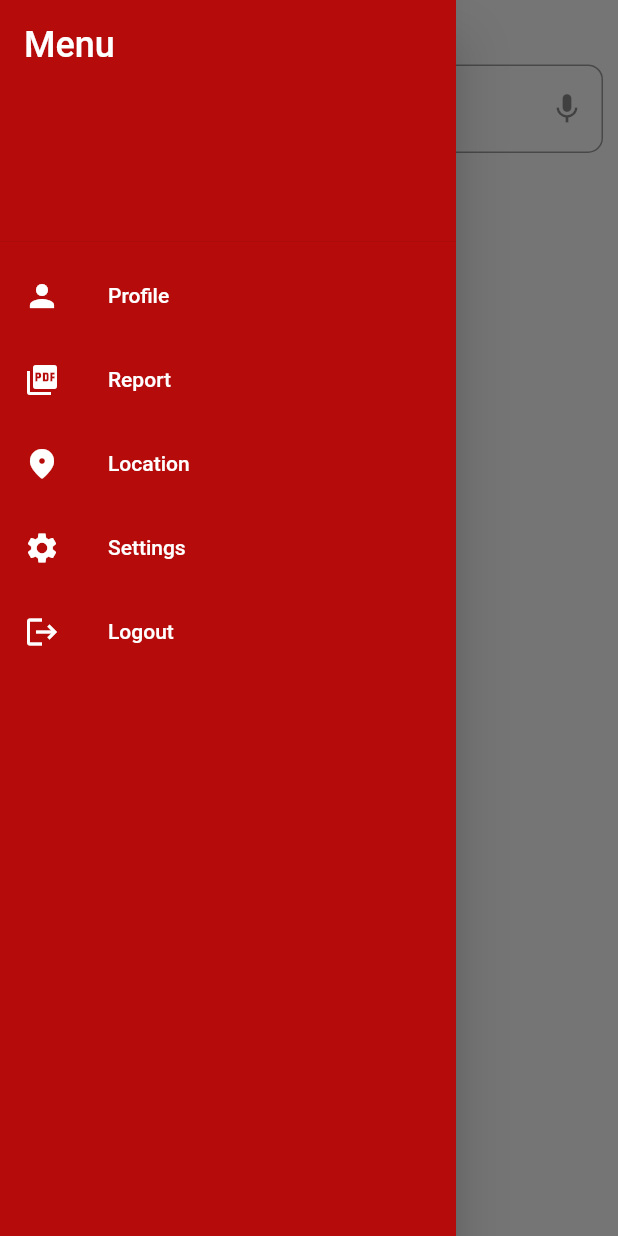
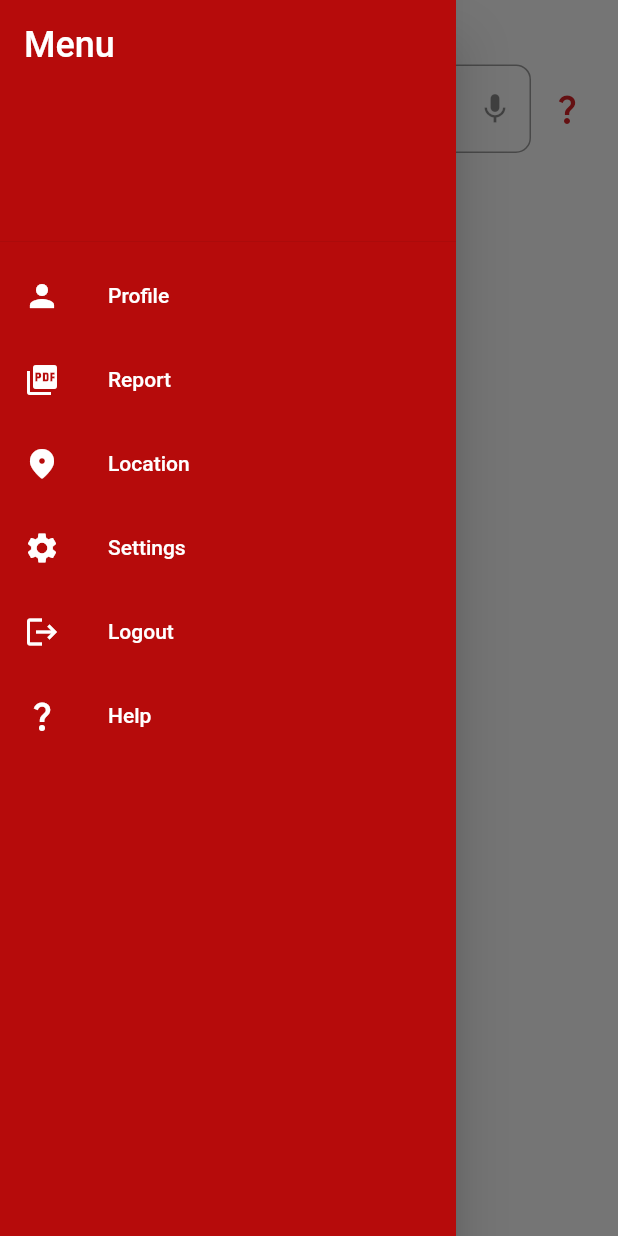
Before and after one commit to ThakaliAnkeet/login_page, a Flutter app: the CustHome screen opened by its route, in the side drawer, after a tap on the "menu" icon, on a phone screen of 412 x 824 dp. Run offline on Flutter 3.47's test engine with Material 2 defaults, Android fonts, the phone set to English and light mode, and no system bars; our stand-ins replace avatar_glow, cached_network_image, cloud_firestore, dio, file_picker, firebase_auth and 15 more; missing offline and left inert: base58check, flutter_cube, flutter_email_sender, mailer, tutorial_coach_mark; accounts and stored records are empty.

```diff
--- a/lib/Homepages/Custhome.dart
+++ b/lib/Homepages/Custhome.dart
@@ -1,32 +1,20 @@
-import 'dart:ui';
-
+import 'package:cloud_firestore/cloud_firestore.dart';
 import 'package:firebase_auth/firebase_auth.dart';
 import 'package:flutter/material.dart';
-import 'package:flutter_cube/flutter_cube.dart';
 import 'package:google_fonts/google_fonts.dart';
-import 'package:login_page/CustomerTasks/requestforrent.dart';
-import 'package:login_page/CustomerTasks/requestvisit.dart';
-import 'package:login_page/CustomerTasks/viewvacantflat.dart';
-import 'package:login_page/Homepages/3dview.dart';
 import 'package:login_page/Homepages/ImageScrollview.dart';
 import 'package:login_page/Homepages/Imagelistview.dart';
 import 'package:login_page/Homepages/Report.dart';
 import 'package:login_page/Homepages/ServiceImageScrollview.dart';
 import 'package:login_page/Homepages/Setting.dart';
 import 'package:login_page/Homepages/Userprofile.dart';
+import 'package:login_page/Homepages/in_app_tour_target.dart';
 import 'package:login_page/Homepages/location.dart';
 import 'package:login_page/Homepages/servicelist.dart';
-import 'package:login_page/forgotpassword.dart';
-import 'package:login_page/profilepage.dart';
-import 'package:flutter/gestures.dart';
-import 'package:flutter/rendering.dart';
-import 'package:flutter/widgets.dart';
-import 'package:model_viewer_plus/model_viewer_plus.dart';
-import 'package:speech_to_text/speech_recognition_result.dart';
 import 'package:speech_to_text/speech_to_text.dart';
-import 'package:permission_handler/permission_handler.dart';
-import 'package:speech_to_text/speech_to_text.dart' as stt;
 import 'package:avatar_glow/avatar_glow.dart';
+import 'package:showcaseview/showcaseview.dart';
+import 'package:tutorial_coach_mark/tutorial_coach_mark.dart';
 
 class CustHome extends StatefulWidget {
   @override
@@ -34,6 +22,7 @@ class CustHome extends StatefulWidget {
 }
 
 class _CustHomeState extends State<CustHome> {
+  bool showTutorial = true;
   bool showHouses = true;
   bool showServices = false;
   bool showMicrophoneAvatar = false;
@@ -42,9 +31,97 @@ class _CustHomeState extends State<CustHome> {
   final _searchController = TextEditingController();
   var text = 'Hold the button and start speaking';
 
+  final menukey = GlobalKey();
+  final searchkey = GlobalKey();
+  final profilekey = GlobalKey();
+  final locationkey = GlobalKey();
+  final reportkey = GlobalKey();
+  final settingskey = GlobalKey();
+  final logoutkey = GlobalKey();
+  final navigationkey = GlobalKey();
+  final scrollkey = GlobalKey();
+  final listkey = GlobalKey();
+
+  late TutorialCoachMark tutorialCoachMark1;
+  late TutorialCoachMark tutorialCoachMark2;
+
+  void _initCusthometargets() {
+    tutorialCoachMark1 = TutorialCoachMark(
+        targets: CusthomeTargets(
+            menukey: menukey,
+            searchkey: searchkey,
+            navigationkey: navigationkey,
+            scrollkey: scrollkey,
+            listkey: listkey),
+        colorShadow: Color(0xFF858585),
+        paddingFocus: 10,
+        hideSkip: false,
+        opacityShadow: 0.8,
+        onFinish: () {
+          print('Completed');
+        });
+  }
+
+  void _initsidebartargets() {
+    tutorialCoachMark2 = TutorialCoachMark(
+        targets: CusthomesideTargets(
+            profilekey: profilekey,
+            reportkey: reportkey,
+            locationkey: locationkey,
+            settingskey: settingskey,
+            logoutkey: logoutkey),
+        colorShadow: Color(0xFF858585),
+        paddingFocus: 10,
+        hideSkip: false,
+        opacityShadow: 0.8,
+        onFinish: () {
+          print('Completed');
+        });
+  }
+
+  void _showHomeTour() {
+    Future.delayed(const Duration(seconds: 1), () {
+      tutorialCoachMark1.show(context: context);
+    });
+  }
+
+  void _showsideTour() {
+    Future.delayed(const Duration(seconds: 1), () {
+      tutorialCoachMark2.show(context: context);
+    });
+  }
+
   @override
   void initState() {
     super.initState();
+    checkFirstLoginStatus();
+    _initCusthometargets();
+    _initsidebartargets();
+  }
+
+  Future<void> checkFirstLoginStatus() async {
+    User? user = FirebaseAuth.instance.currentUser;
+    if (user != null) {
+      DocumentSnapshot<Map<String, dynamic>> snapshot = await FirebaseFirestore
+          .instance
+          .collection('Customers')
+          .doc(user.uid)
+          .get();
+      bool firstLogin = snapshot.data()?['firstlogin'] ?? true;
+
+      if (firstLogin) {
+        // Show the tutorial
+        setState(() {
+          showTutorial = true;
+        });
+
+        // Update the 'firstlogin' field in Firestore to false
+        await FirebaseFirestore.instance
+            .collection('Customers')
+            .doc(user.uid)
+            .update({'firstlogin': false});
+      }
+    }
   }
 
   void _showVoicePrompt() {
@@ -166,6 +243,7 @@ class _CustHomeState extends State<CustHome> {
                 ),
               ),
               ListTile(
+                key: profilekey,
                 leading: Icon(
                   Icons.person,
                   color: Colors.white,
@@ -185,6 +263,7 @@ class _CustHomeState extends State<CustHome> {
                 },
               ),
               ListTile(
+                key: reportkey,
                 leading: Icon(
                   Icons.picture_as_pdf,
                   color: Colors.white,
@@ -204,6 +283,7 @@ class _CustHomeState extends State<CustHome> {
                 },
               ),
               ListTile(
+                key: locationkey,
                 leading: Icon(
                   Icons.location_on_rounded,
                   color: Colors.white,
@@ -223,6 +303,7 @@ class _CustHomeState extends State<CustHome> {
                 },
               ),
               ListTile(
+                key: settingskey,
                 leading: Icon(
                   Icons.settings,
                   color: Colors.white,
@@ -242,6 +323,7 @@ class _CustHomeState extends State<CustHome> {
                 },
               ),
               ListTile(
+                key: logoutkey,
                 leading: Icon(Icons.logout, color: Colors.white),
                 title: Text(
                   'Logout',
@@ -250,6 +332,16 @@ class _CustHomeState extends State<CustHome> {
                   ),
                 ),
                 onTap: () => _signOut(context),
+              ),
+              ListTile(
+                leading: Icon(Icons.question_mark_sharp, color: Colors.white),
+                title: Text(
+                  'Help',
+                  style: TextStyle(
+                    color: Colors.white, // Set the text color to white
+                  ),
+                ),
+                onTap: () => _showsideTour(),
               ),
             ],
           ),
@@ -268,6 +360,7 @@ class _CustHomeState extends State<CustHome> {
                 children: [
                   Builder(builder: (BuildContext context) {
                     return IconButton(
+                      key: menukey,
                       icon: Icon(Icons.menu),
                       onPressed: () {
                         // Open drawer menu
@@ -276,6 +369,7 @@ class _CustHomeState extends State<CustHome> {
                     );
                   }),
                   Expanded(
+                    key: searchkey,
                     child: TextField(
                       controller: _searchController,
                       decoration: InputDecoration(
@@ -294,10 +388,18 @@ class _CustHomeState extends State<CustHome> {
                                   icon: Icon(Icons.mic))),
                     ),
                   ),
+                  IconButton(
+                    onPressed: () {
+                      _showHomeTour();
+                    },
+                    icon: Icon(Icons.question_mark_sharp),
+                    color: Color(0xFFDB2227),
+                  )
                 ],
               ),
             ),
             Padding(
+              key: navigationkey,
               padding: const EdgeInsets.all(20.0),
               child: Row(
                 children: [
@@ -386,6 +488,7 @@ class _CustHomeState extends State<CustHome> {
             ),
             if (showServices)
               Padding(
+                key: scrollkey,
                 padding: const EdgeInsets.only(left: 5),
                 child: Container(
                   child: ServiceImageScrollView(),
@@ -408,6 +511,7 @@ class _CustHomeState extends State<CustHome> {
               ),
             if (showServices)
               Padding(
+                key: listkey,
                 padding: const EdgeInsets.only(left: 5),
                 child: Container(
                   height: 300,
@@ -416,6 +520,7 @@ class _CustHomeState extends State<CustHome> {
               ),
             if (showHouses)
               Padding(
+                key: scrollkey,
                 padding: const EdgeInsets.only(left: 5),
                 child: Container(
                   child: ImageScrollView(),
@@ -438,6 +543,7 @@ class _CustHomeState extends State<CustHome> {
               ),
             if (showHouses)
               Padding(
+                key: listkey,
                 padding: const EdgeInsets.only(left: 5),
                 child: Container(
                   height: 300,
--- /dev/null
+++ b/lib/Homepages/in_app_tour_target.dart
@@ -0,0 +1,327 @@
+import 'package:flutter/material.dart';
+import 'package:tutorial_coach_mark/tutorial_coach_mark.dart';
+
+List<TargetFocus> CusthomeTargets({
+  required GlobalKey menukey,
+  required GlobalKey searchkey,
+  required GlobalKey navigationkey,
+  required GlobalKey scrollkey,
+  required GlobalKey listkey,
+}) {
+  List<TargetFocus> targets = [];
+  // search
+  targets.add(
+    TargetFocus(
+      keyTarget: searchkey,
+      alignSkip: Alignment.topRight,
+      radius: 10,
+      shape: ShapeLightFocus.RRect,
+      contents: [
+        TargetContent(
+          align: ContentAlign.bottom,
+          builder: (context, controller) {
+            return Container(
+              alignment: Alignment.center,
+              child: Column(
+                mainAxisAlignment: MainAxisAlignment.center,
+                crossAxisAlignment: CrossAxisAlignment.center,
+                children: const [
+                  Text(
+                    'Search through the services and apartments.',
+                    textAlign: TextAlign.center,
+                    style: TextStyle(color: Colors.black, fontSize: 20),
+                  ),
+                ],
+              ),
+            );
+          },
+        ),
+      ],
+    ),
+  );
+  // menu
+  targets.add(
+    TargetFocus(
+      keyTarget: menukey,
+      alignSkip: Alignment.topRight,
+      radius: 10,
+      shape: ShapeLightFocus.RRect,
+      contents: [
+        TargetContent(
+          align: ContentAlign.bottom,
+          builder: (context, controller) {
+            return Container(
+              alignment: Alignment.center,
+              child: Column(
+                mainAxisAlignment: MainAxisAlignment.center,
+                crossAxisAlignment: CrossAxisAlignment.center,
+                children: const [
+                  Text(
+                    'This is the menu button, click this button to open menu sidebar',
+                    textAlign: TextAlign.center,
+                    style: TextStyle(color: Colors.black, fontSize: 17),
+                  ),
+                ],
+              ),
+            );
+          },
+        ),
+      ],
+    ),
+  );
+
+  // profile
+
+  // navigation
+  targets.add(
+    TargetFocus(
+      keyTarget: navigationkey,
+      alignSkip: Alignment.topRight,
+      radius: 10,
+      shape: ShapeLightFocus.RRect,
+      contents: [
+        TargetContent(
+          align: ContentAlign.bottom,
+          builder: (context, controller) {
+            return Container(
+              alignment: Alignment.center,
+              child: Column(
+                mainAxisAlignment: MainAxisAlignment.center,
+                crossAxisAlignment: CrossAxisAlignment.center,
+                children: const [
+                  Text(
+                    'Choose what you need Apartments or services',
+                    textAlign: TextAlign.center,
+                    style: TextStyle(color: Colors.black, fontSize: 20),
+                  ),
+                ],
+              ),
+            );
+          },
+        ),
+      ],
+    ),
+  );
+  // scroll
+  targets.add(
+    TargetFocus(
+      keyTarget: scrollkey,
+      alignSkip: Alignment.topRight,
+      radius: 10,
+      shape: ShapeLightFocus.RRect,
+      contents: [
+        TargetContent(
+          align: ContentAlign.top,
+          builder: (context, controller) {
+            return Container(
+              alignment: Alignment.center,
+              child: Column(
+                mainAxisAlignment: MainAxisAlignment.center,
+                crossAxisAlignment: CrossAxisAlignment.center,
+                children: const [
+                  Text(
+                    'Scroll thorugh the various choices and select the one that catches your eye',
+                    textAlign: TextAlign.center,
+                    style: TextStyle(color: Colors.black, fontSize: 20),
+                  ),
+                ],
+              ),
+            );
+          },
+        ),
+      ],
+    ),
+  );
+  // list
+  targets.add(
+    TargetFocus(
+      keyTarget: listkey,
+      alignSkip: Alignment.topRight,
+      radius: 10,
+      shape: ShapeLightFocus.RRect,
+      contents: [
+        TargetContent(
+          align: ContentAlign.bottom,
+          builder: (context, controller) {
+            return Container(
+              alignment: Alignment.center,
+              child: Column(
+                mainAxisAlignment: MainAxisAlignment.center,
+                crossAxisAlignment: CrossAxisAlignment.center,
+                children: const [
+                  Text(
+                    'See a list of the best choices available',
+                    textAlign: TextAlign.center,
+                    style: TextStyle(color: Colors.black, fontSize: 20),
+                  ),
+                ],
+              ),
+            );
+          },
+        ),
+      ],
+    ),
+  );
+  return targets;
+}
+
+List<TargetFocus> CusthomesideTargets({
+  required GlobalKey profilekey,
+  required GlobalKey reportkey,
+  required GlobalKey locationkey,
+  required GlobalKey settingskey,
+  required GlobalKey logoutkey,
+}) {
+  List<TargetFocus> _targets = [];
+  _targets.add(
+    TargetFocus(
+      keyTarget: profilekey,
+      alignSkip: Alignment.topRight,
+      radius: 10,
+      shape: ShapeLightFocus.RRect,
+      contents: [
+        TargetContent(
+          align: ContentAlign.bottom,
+          builder: (context, controller) {
+            return Container(
+              alignment: Alignment.center,
+              child: Column(
+                mainAxisAlignment: MainAxisAlignment.center,
+                crossAxisAlignment: CrossAxisAlignment.center,
+                children: const [
+                  Text(
+                    'View your user profile.',
+                    textAlign: TextAlign.center,
+                    style: TextStyle(color: Colors.black, fontSize: 20),
+                  ),
+                ],
+              ),
+            );
+          },
+        ),
+      ],
+    ),
+  );
+  // report
+  _targets.add(
+    TargetFocus(
+      keyTarget: reportkey,
+      alignSkip: Alignment.topRight,
+      radius: 10,
+      shape: ShapeLightFocus.RRect,
+      contents: [
+        TargetContent(
+          align: ContentAlign.bottom,
+          builder: (context, controller) {
+            return Container(
+              alignment: Alignment.center,
+              child: Column(
+                mainAxisAlignment: MainAxisAlignment.center,
+                crossAxisAlignment: CrossAxisAlignment.center,
+                children: const [
+                  Text(
+                    'Navigate to the report page where you can write a report about the service or apartment',
+                    textAlign: TextAlign.center,
+                    style: TextStyle(color: Colors.black, fontSize: 20),
+                  ),
+                ],
+              ),
+            );
+          },
+        ),
+      ],
+    ),
+  );
+  // location
+  _targets.add(
+    TargetFocus(
+      keyTarget: locationkey,
+      alignSkip: Alignment.topRight,
+      radius: 10,
+      shape: ShapeLightFocus.RRect,
+      contents: [
+        TargetContent(
+          align: ContentAlign.bottom,
+          builder: (context, controller) {
+            return Container(
+              alignment: Alignment.center,
+              child: Column(
+                mainAxisAlignment: MainAxisAlignment.center,
+                crossAxisAlignment: CrossAxisAlignment.center,
+                children: const [
+                  Text(
+                    'View your current locatin through google maps',
+                    textAlign: TextAlign.center,
+                    style: TextStyle(color: Colors.black, fontSize: 20),
+                  ),
+                ],
+              ),
+            );
+          },
+        ),
+      ],
+    ),
+  );
+
+  // settings
+  _targets.add(
+    TargetFocus(
+      keyTarget: settingskey,
+      alignSkip: Alignment.topRight,
+      radius: 10,
+      shape: ShapeLightFocus.RRect,
+      contents: [
+        TargetContent(
+          align: ContentAlign.bottom,
+          builder: (context, controller) {
+            return Container(
+              alignment: Alignment.center,
+              child: Column(
+                mainAxisAlignment: MainAxisAlignment.center,
+                crossAxisAlignment: CrossAxisAlignment.center,
+                children: const [
+                  Text(
+                    'View application settings',
+                    textAlign: TextAlign.center,
+                    style: TextStyle(color: Colors.black, fontSize: 20),
+                  ),
+                ],
+              ),
+            );
+          },
+        ),
+      ],
+    ),
+  );
+  // logout
+  _targets.add(
+    TargetFocus(
+      keyTarget: logoutkey,
+      alignSkip: Alignment.topRight,
+      radius: 10,
+      shape: ShapeLightFocus.RRect,
+      contents: [
+        TargetContent(
+          align: ContentAlign.bottom,
+          builder: (context, controller) {
+            return Container(
+              alignment: Alignment.center,
+              child: Column(
+                mainAxisAlignment: MainAxisAlignment.center,
+                crossAxisAlignment: CrossAxisAlignment.center,
+                children: const [
+                  Text(
+                    'Logout from the account',
+                    textAlign: TextAlign.center,
+                    style: TextStyle(color: Colors.black, fontSize: 20),
+                  ),
+                ],
+              ),
+            );
+          },
+        ),
+      ],
+    ),
+  );
+  return _targets;
+}
--- a/lib/Register/Customer.dart
+++ b/lib/Register/Customer.dart
@@ -145,6 +145,7 @@ class _CustomerRegisterState extends State<CustomerRegister> {
       'role': role,
       'civilId': civilId,
       'isVerified': isVerified, // Store verification status
+      'firstlogin': true
     });
   }
 
--- a/pubspec.yaml
+++ b/pubspec.yaml
@@ -79,6 +79,8 @@ dependencies:
   flutter_cube: ^0.1.1
   dio: ^5.2.1+1
   flutter_dropdown: ^1.0.1+hotfix.1
+  showcaseview: ^2.0.3
+  tutorial_coach_mark: ^1.2.9
 
 dev_dependencies:
   flutter_test:
```
Also changed, not shown: lib/Homepages/engineerdashboard.dart (+31 -5 lines), lib/Homepages/showcaseview.dart (added, +30 -0 lines), pubspec.lock.
